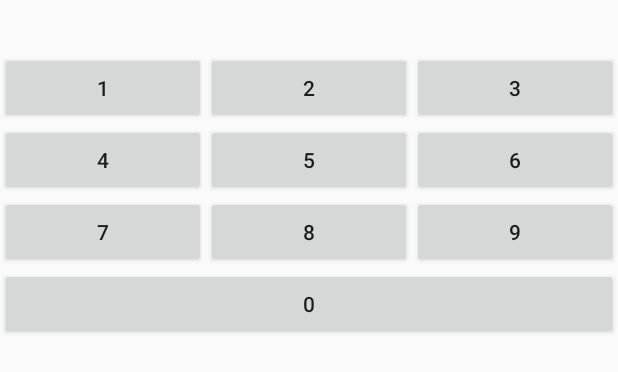
After one commit to Yaechan8713/ToShopNoteApplication, an Android app: the layout activity_lockfirst.xml on its own in the app's theme, with its tools: preview values and no code run, on a phone screen of 412 x 824 dp. The commit adds this screen. Shown: the top 372 px of the screen. Run offline under Robolectric (Android 15) with nearby library versions, the phone set to English and light mode, and no system bars.

Commit message:
パスワードロック機能の編集を一部だけしました。

```diff
--- /dev/null
+++ b/app/src/main/res/layout/activity_lockfirst.xml
@@ -0,0 +1,106 @@
+<?xml version="1.0" encoding="utf-8"?>
+<LinearLayout xmlns:android="http://schemas.android.com/apk/res/android"
+    android:orientation="vertical" android:layout_width="match_parent"
+    android:layout_height="match_parent">
+
+    <TextView
+        android:layout_width="match_parent"
+        android:layout_height="wrap_content"
+        android:id="@+id/passwordtextView"
+        android:textSize="25dp"/>
+
+    <LinearLayout
+        android:layout_width="match_parent"
+        android:layout_height="wrap_content"
+        android:orientation="horizontal">
+
+        <Button
+            android:layout_width="wrap_content"
+            android:layout_height="wrap_content"
+            android:layout_weight="1"
+            android:text="1"
+            android:onClick="passwordnum1"/>
+
+        <Button
+            android:layout_width="wrap_content"
+            android:layout_height="wrap_content"
+            android:layout_weight="1"
+            android:text="2"
+            android:onClick="passwordnum2"/>
+
+
+        <Button
+            android:layout_width="wrap_content"
+            android:layout_height="wrap_content"
+            android:layout_weight="1"
+            android:text="3"
+            android:onClick="passwordnum3"/>
+
+    </LinearLayout>
+
+    <LinearLayout
+        android:layout_width="match_parent"
+        android:layout_height="wrap_content"
+        android:orientation="horizontal">
+
+        <Button
+            android:layout_width="wrap_content"
+            android:layout_height="wrap_content"
+            android:layout_weight="1"
+            android:text="4"
+            android:onClick="passwordnum4"/>
+
+        <Button
+            android:layout_width="wrap_content"
+            android:layout_height="wrap_content"
+            android:layout_weight="1"
+            android:text="5"
+            android:onClick="passwordnum5"/>
+
+
+        <Button
+            android:layout_width="wrap_content"
+            android:layout_height="wrap_content"
+            android:layout_weight="1"
+            android:text="6"
+            android:onClick="passwordnum6"/>
+
+    </LinearLayout>
+
+
+    <LinearLayout
+        android:layout_width="match_parent"
+        android:layout_height="wrap_content"
+        android:orientation="horizontal">
+
+        <Button
+            android:layout_width="wrap_content"
+            android:layout_height="wrap_content"
+            android:layout_weight="1"
+            android:text="7"
+            android:onClick="passwordnum7"/>
+
+        <Button
+            android:layout_width="wrap_content"
+            android:layout_height="wrap_content"
+            android:layout_weight="1"
+            android:text="8"
+            android:onClick="passwordnum8"/>
+
+
+        <Button
+            android:layout_width="wrap_content"
+            android:layout_height="wrap_content"
+            android:layout_weight="1"
+            android:text="9"
+            android:onClick="passwordnum9"/>
+
+    </LinearLayout>
+
+    <Button
+        android:layout_width="match_parent"
+        android:layout_height="wrap_content"
+        android:text="0"
+        android:onClick="passwordnum0"/>
+
+</LinearLayout>
--- /dev/null
+++ b/app/src/main/res/layout/activity_lookpart1.xml
@@ -0,0 +1,6 @@
+<?xml version="1.0" encoding="utf-8"?>
+<LinearLayout xmlns:android="http://schemas.android.com/apk/res/android"
+    android:orientation="vertical" android:layout_width="match_parent"
+    android:layout_height="match_parent">
+
+</LinearLayout>
--- /dev/null
+++ b/app/src/main/res/layout/activity_lookpart10.xml
@@ -0,0 +1,6 @@
+<?xml version="1.0" encoding="utf-8"?>
+<LinearLayout xmlns:android="http://schemas.android.com/apk/res/android"
+    android:orientation="vertical" android:layout_width="match_parent"
+    android:layout_height="match_parent">
+
+</LinearLayout>
--- /dev/null
+++ b/app/src/main/res/layout/activity_lookpart2.xml
@@ -0,0 +1,6 @@
+<?xml version="1.0" encoding="utf-8"?>
+<LinearLayout xmlns:android="http://schemas.android.com/apk/res/android"
+    android:orientation="vertical" android:layout_width="match_parent"
+    android:layout_height="match_parent">
+
+</LinearLayout>
--- /dev/null
+++ b/app/src/main/res/layout/activity_lookpart3.xml
@@ -0,0 +1,6 @@
+<?xml version="1.0" encoding="utf-8"?>
+<LinearLayout xmlns:android="http://schemas.android.com/apk/res/android"
+    android:orientation="vertical" android:layout_width="match_parent"
+    android:layout_height="match_parent">
+
+</LinearLayout>
--- /dev/null
+++ b/app/src/main/res/layout/activity_lookpart4.xml
@@ -0,0 +1,6 @@
+<?xml version="1.0" encoding="utf-8"?>
+<LinearLayout xmlns:android="http://schemas.android.com/apk/res/android"
+    android:orientation="vertical" android:layout_width="match_parent"
+    android:layout_height="match_parent">
+
+</LinearLayout>
--- /dev/null
+++ b/app/src/main/res/layout/activity_lookpart5.xml
@@ -0,0 +1,6 @@
+<?xml version="1.0" encoding="utf-8"?>
+<LinearLayout xmlns:android="http://schemas.android.com/apk/res/android"
+    android:orientation="vertical" android:layout_width="match_parent"
+    android:layout_height="match_parent">
+
+</LinearLayout>
--- /dev/null
+++ b/app/src/main/res/layout/activity_lookpart6.xml
@@ -0,0 +1,6 @@
+<?xml version="1.0" encoding="utf-8"?>
+<LinearLayout xmlns:android="http://schemas.android.com/apk/res/android"
+    android:orientation="vertical" android:layout_width="match_parent"
+    android:layout_height="match_parent">
+
+</LinearLayout>
--- /dev/null
+++ b/app/src/main/res/layout/activity_lookpart7.xml
@@ -0,0 +1,6 @@
+<?xml version="1.0" encoding="utf-8"?>
+<LinearLayout xmlns:android="http://schemas.android.com/apk/res/android"
+    android:orientation="vertical" android:layout_width="match_parent"
+    android:layout_height="match_parent">
+
+</LinearLayout>
--- /dev/null
+++ b/app/src/main/res/layout/activity_lookpart8.xml
@@ -0,0 +1,6 @@
+<?xml version="1.0" encoding="utf-8"?>
+<LinearLayout xmlns:android="http://schemas.android.com/apk/res/android"
+    android:orientation="vertical" android:layout_width="match_parent"
+    android:layout_height="match_parent">
+
+</LinearLayout>
--- /dev/null
+++ b/app/src/main/res/layout/activity_lookpart9.xml
@@ -0,0 +1,6 @@
+<?xml version="1.0" encoding="utf-8"?>
+<LinearLayout xmlns:android="http://schemas.android.com/apk/res/android"
+    android:orientation="vertical" android:layout_width="match_parent"
+    android:layout_height="match_parent">
+
+</LinearLayout>
```
Also changed, not shown: app/build.gradle (+5 -4 lines), app/src/main/java/reduce/project/yaerei/toshopnote/TextsumDialogFragment.java (+23 -36 lines), app/src/main/java/reduce/project/yaerei/toshopnote/lockActivity.java (+83 -28 lines), app/src/main/java/reduce/project/yaerei/toshopnote/lockfirstActivity.java (added, +187 -0 lines).
